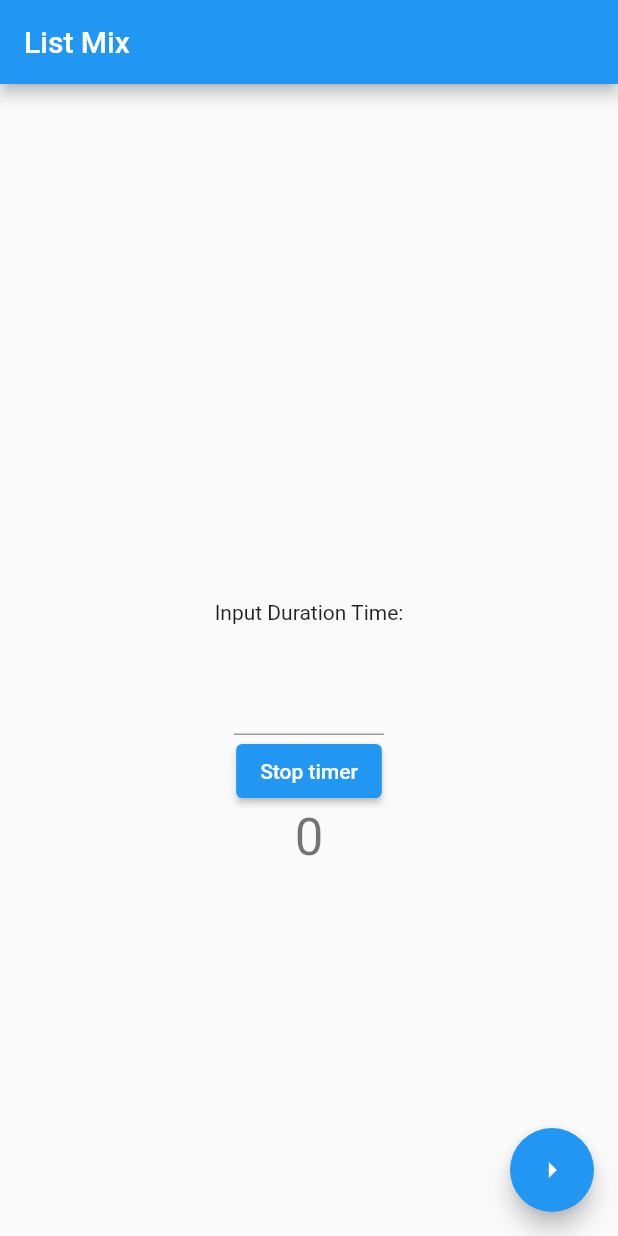
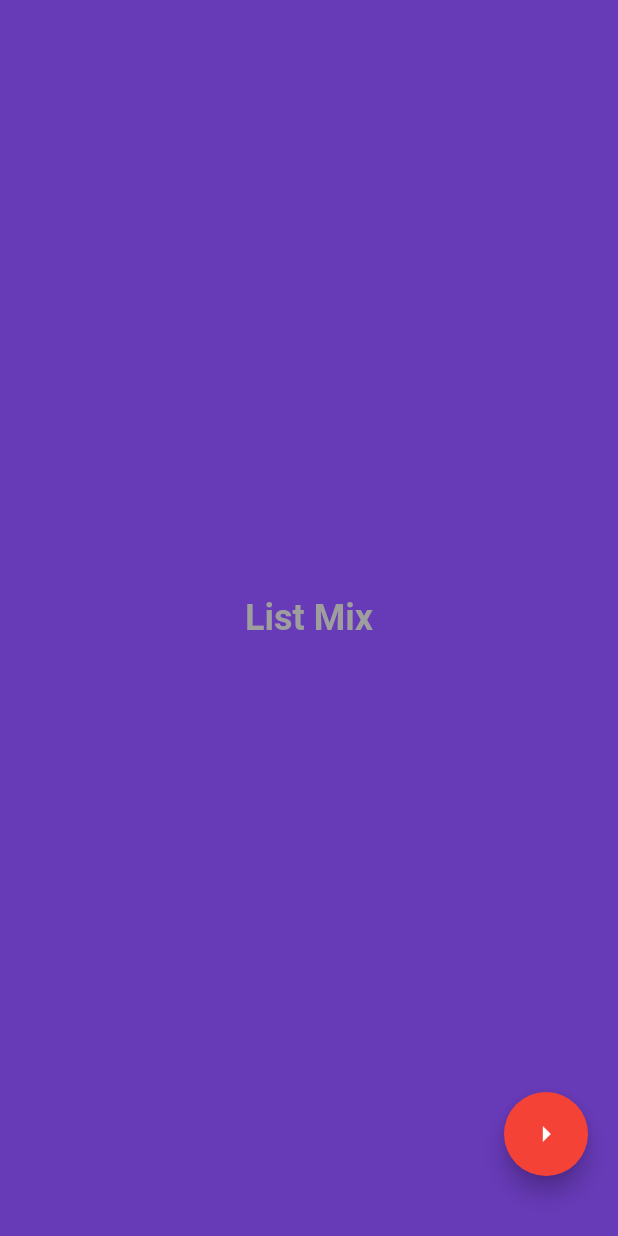
Before and after one commit to Eli017/auto_rng, a Flutter app: the screen it shows after launch, on a phone screen of 412 x 824 dp. Run offline on Flutter 3.47's test engine with Material 2 defaults, Android fonts, the phone set to English and light mode, and no system bars.

Commit message:
Updated main page scaffold and old timer logic

```diff
--- a/lib/main.dart
+++ b/lib/main.dart
@@ -1,7 +1,6 @@
 import 'package:auto_rng/pages/items_choice_page.dart';
 import 'package:flutter/material.dart';
 import 'dart:async';
-
 
 void main() {
   runApp(const MyApp());
@@ -15,99 +14,62 @@ class MyApp extends StatelessWidget {
     return MaterialApp(
       title: 'List Mix',
       theme: ThemeData(
-        primarySwatch: Colors.blue,
+        primarySwatch: Colors.deepPurple,
       ),
-      home: const MyHomePage(title: 'List Mix'),
+      home: const MyHomePage(),
     );
   }
 }
 
 class MyHomePage extends StatefulWidget {
-  const MyHomePage({Key? key, required this.title}) : super(key: key);
-
-  final String title;
+  const MyHomePage({Key? key}) : super(key: key);
 
   @override
   State<MyHomePage> createState() => _MyHomePageState();
 }
 
 class _MyHomePageState extends State<MyHomePage> {
-  int _counter = 0;
-  int _duration = 0;
-  late Timer myTimer;
-
-  void startTimer(int duration) {
-    myTimer = Timer.periodic(Duration(seconds: duration), (timer) {
-      setState(() {
-        _counter++;
-      });
-    });
-  }
-
-  void stopTimer() {
-    myTimer.cancel();
-  }
-
-  @override
-  void dispose() {
-    stopTimer();
-    super.dispose();
-  }
-
   @override
   Widget build(BuildContext context) {
-    return Scaffold(
-      appBar: AppBar(
-        title: Text(widget.title),
+    return Container(
+      decoration: BoxDecoration(
+        color: Theme.of(context).primaryColor,
       ),
-      body: Center(
-        child: Column(
-          mainAxisAlignment: MainAxisAlignment.center,
-          children: <Widget>[
-            const Text(
-              'Input Duration Time:',
-              style: TextStyle(
-                height: 10,
+      child: Stack(
+        alignment: Alignment.center,
+        children: [
+          Center(
+            child: Text(
+              'List Mix',
+              style: Theme.of(context).textTheme.headline1?.copyWith(
+                color: Colors.grey,
+                fontSize: 24,
+                fontWeight: FontWeight.bold,
               ),
             ),
-            SizedBox(
-              width: 100.0,
-              child: TextField(
-                onChanged: ((text) {
-                  if (text.isNotEmpty) {
-                    setState(() => _duration = int.parse(text));
-                  }
-                }),
-                keyboardType: TextInputType.number,
-                textAlign: TextAlign.center,
-              ),
+          ),
+          Positioned(
+            bottom: 40,
+            right: 20,
+            child: FloatingActionButton(
+              backgroundColor: Colors.red,
+              onPressed: () {
+                Navigator.push(context, MaterialPageRoute(builder: (context) => const ItemsChoicePage(counter: 10,)));
+              },
+              tooltip: 'Go to items choice page',
+              child: const Icon(Icons.arrow_right),
             ),
-            ElevatedButton(onPressed: (() {
-              stopTimer();
-              setState(() {
-                _counter = 0;
-              });
-            }), child: const Text('Stop timer')),
-            Text(
-              '$_counter',
-              style: Theme.of(context).textTheme.headline4,
-            ),
-          ],
-        ),
-      ),
-      floatingActionButton: FloatingActionButton(
-        onPressed: () {
-          Navigator.push(context, MaterialPageRoute(builder: (context) => const ItemsChoicePage(counter: 10,)));
-          // if (_duration == 0) {
-          //   startTimer(1);
-          // } else {
-          //   myTimer.cancel();
-          //   startTimer(_duration);
-          // }
-        },
-        tooltip: 'Go to items choice page',
-        child: const Icon(Icons.arrow_right),
+          )
+        ],
       ),
     );
+    //   floatingActionButton: FloatingActionButton(
+    //     onPressed: () {
+    //       Navigator.push(context, MaterialPageRoute(builder: (context) => const ItemsChoicePage(counter: 10,)));
+    //     },
+    //     tooltip: 'Go to items choice page',
+    //     child: const Icon(Icons.arrow_right),
+    //   ),
+    // );
   }
 }
--- a/lib/pages/items_choice_page.dart
+++ b/lib/pages/items_choice_page.dart
@@ -1,5 +1,5 @@
 import 'package:flutter/material.dart';
-import 'duration_choice_page.dart';
+import 'randomizer_page.dart';
 
 class ItemsChoicePage extends StatefulWidget {
   const ItemsChoicePage({Key? key, required this.counter}) : super(key: key);
```
Also changed, not shown: lib/pages/randomizer_page.dart (renamed from lib/pages/duration_choice_page.dart), 1 other file.
